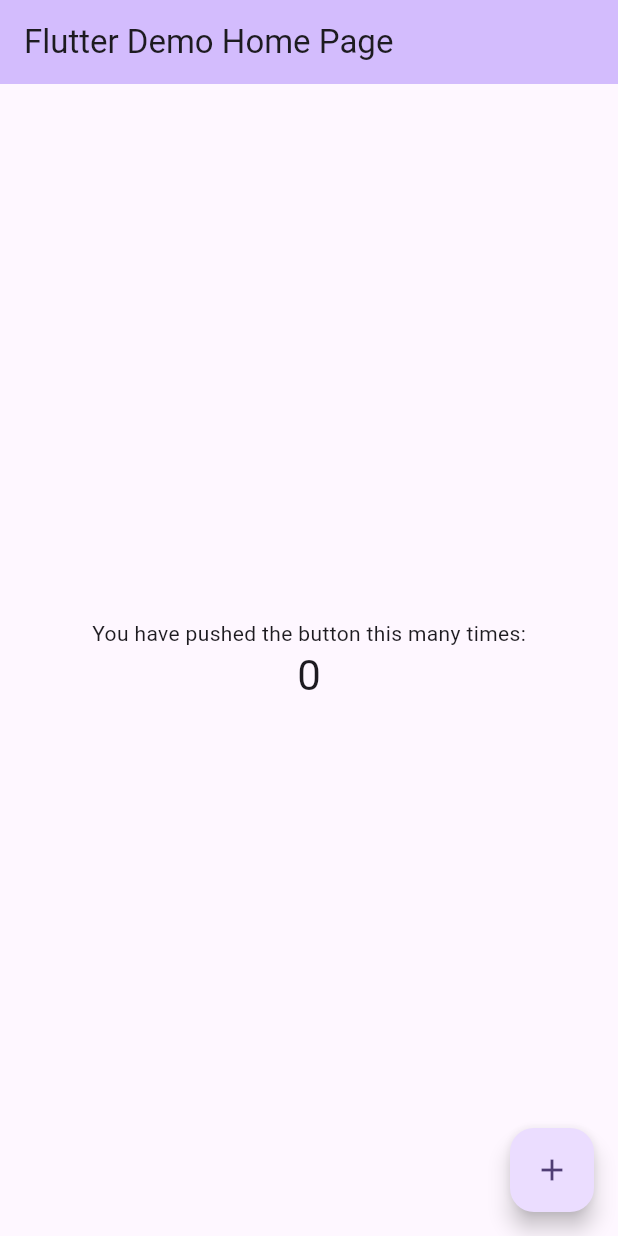
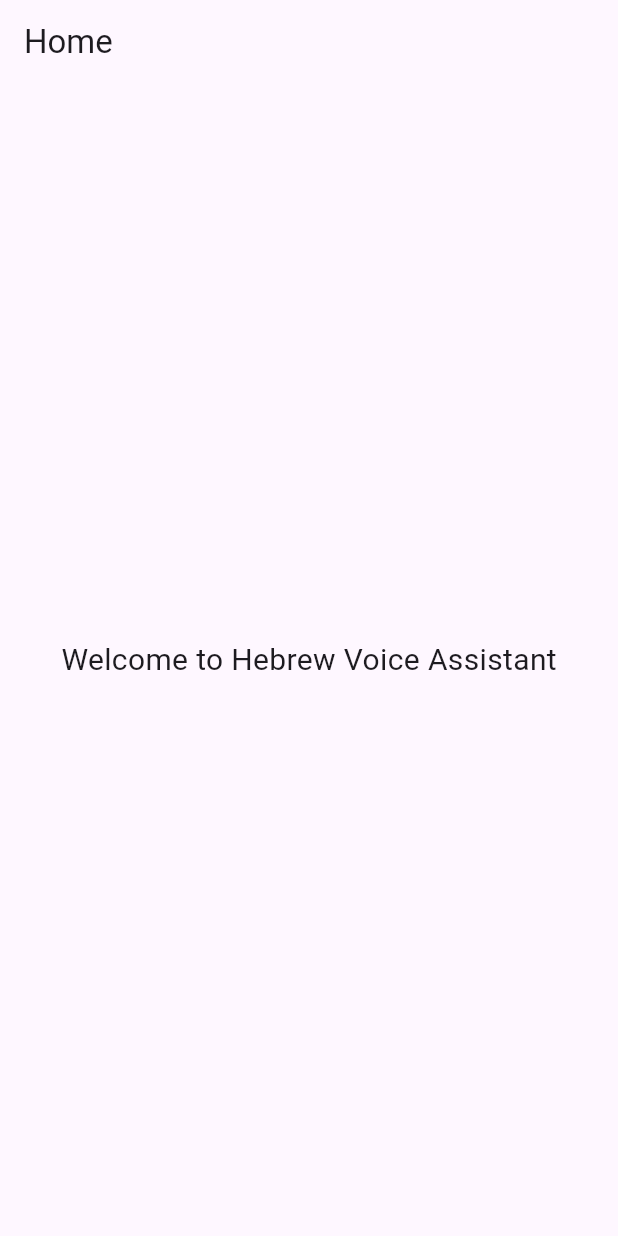
Before and after one commit to whitecat06821/Hebrew-Voice-Assistant, a Flutter app: the screen it shows after launch, on a phone screen of 412 x 824 dp. Run offline on Flutter 3.47's test engine with Material 3 defaults, Android fonts, the phone set to English and light mode, and no system bars.

Commit message:
fixed/ui-main page

```diff
--- a/lib/main.dart
+++ b/lib/main.dart
@@ -1,4 +1,5 @@
 import 'package:flutter/material.dart';
+import 'screens/home_screen.dart';
 
 void main() {
   runApp(const MyApp());
@@ -30,93 +31,7 @@
         // tested with just a hot reload.
         colorScheme: ColorScheme.fromSeed(seedColor: Colors.deepPurple),
       ),
-      home: const MyHomePage(title: 'Flutter Demo Home Page'),
+      home: const HomeScreen(),
     );
   }
 }
-
-class MyHomePage extends StatefulWidget {
-  const MyHomePage({super.key, required this.title});
-
-  // This widget is the home page of your application. It is stateful, meaning
-  // that it has a State object (defined below) that contains fields that affect
-  // how it looks.
-
-  // This class is the configuration for the state. It holds the values (in this
-  // case the title) provided by the parent (in this case the App widget) and
-  // used by the build method of the State. Fields in a Widget subclass are
-  // always marked "final".
-
-  final String title;
-
-  @override
-  State<MyHomePage> createState() => _MyHomePageState();
-}
-
-class _MyHomePageState extends State<MyHomePage> {
-  int _counter = 0;
-
-  void _incrementCounter() {
-    setState(() {
-      // This call to setState tells the Flutter framework that something has
-      // changed in this State, which causes it to rerun the build method below
-      // so that the display can reflect the updated values. If we changed
-      // _counter without calling setState(), then the build method would not be
-      // called again, and so nothing would appear to happen.
-      _counter++;
-    });
-  }
-
-  @override
-  Widget build(BuildContext context) {
-    // This method is rerun every time setState is called, for instance as done
-    // by the _incrementCounter method above.
-    //
-    // The Flutter framework has been optimized to make rerunning build methods
-    // fast, so that you can just rebuild anything that needs updating rather
-    // than having to individually change instances of widgets.
-    return Scaffold(
-      appBar: AppBar(
-        // TRY THIS: Try changing the color here to a specific color (to
-        // Colors.amber, perhaps?) and trigger a hot reload to see the AppBar
-        // change color while the other colors stay the same.
-        backgroundColor: Theme.of(context).colorScheme.inversePrimary,
-        // Here we take the value from the MyHomePage object that was created by
-        // the App.build method, and use it to set our appbar title.
-        title: Text(widget.title),
-      ),
-      body: Center(
-        // Center is a layout widget. It takes a single child and positions it
-        // in the middle of the parent.
-        child: Column(
-          // Column is also a layout widget. It takes a list of children and
-          // arranges them vertically. By default, it sizes itself to fit its
-          // children horizontally, and tries to be as tall as its parent.
-          //
-          // Column has various properties to control how it sizes itself and
-          // how it positions its children. Here we use mainAxisAlignment to
-          // center the children vertically; the main axis here is the vertical
-          // axis because Columns are vertical (the cross axis would be
-          // horizontal).
-          //
-          // TRY THIS: Invoke "debug painting" (choose the "Toggle Debug Paint"
-          // action in the IDE, or press "p" in the console), to see the
-          // wireframe for each widget.
-          mainAxisAlignment: MainAxisAlignment.center,
-          children: <Widget>[
-            const Text('You have pushed the button this many times:'),
-            Text(
-              '$_counter',
-              style: Theme.of(context).textTheme.headlineMedium,
-            ),
-          ],
-        ),
-      ),
-      floatingActionButton: FloatingActionButton(
-        onPressed: _incrementCounter,
-        tooltip: 'Increment',
-        child: const Icon(Icons.add),
-      ), // This trailing comma makes auto-formatting nicer for build methods.
-    );
-  }
-}
--- /dev/null
+++ b/lib/screens/home_screen.dart
@@ -0,0 +1,20 @@
+import 'package:flutter/material.dart';
+
+class HomeScreen extends StatelessWidget {
+  const HomeScreen({super.key});
+
+  @override
+  Widget build(BuildContext context) {
+    return Scaffold(
+      appBar: AppBar(
+        title: const Text('Home'),
+      ),
+      body: const Center(
+        child: Text(
+          'Welcome to Hebrew Voice Assistant',
+          style: TextStyle(fontSize: 20),
+        ),
+      ),
+    );
+  }
+}
```
Also changed, not shown: 1 other file.
